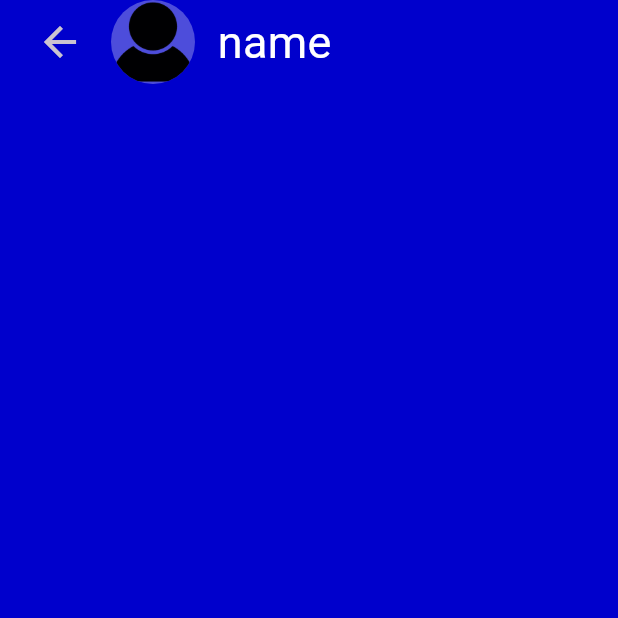
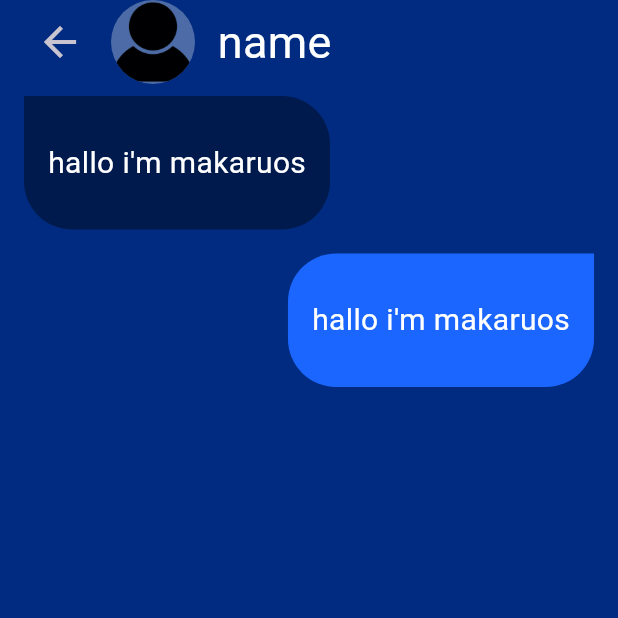
Before and after one commit to Makaruos-Emad/chat_app, a Flutter app: the ChatView screen opened by its route, on a phone screen of 412 x 824 dp, the top half of it. Run offline on Flutter 3.47's test engine with Material 3 defaults, Android fonts, the light colour scheme and no system bars; our stand-ins replace font_awesome_flutter, go_router.

Commit message:
create chat buble & update app color

```diff
--- a/lib/constants.dart
+++ b/lib/constants.dart
@@ -1,5 +1,5 @@
 import 'package:flutter/material.dart';
 
-const kPrimaryColor = Color(0xff0000cc);
+const kPrimaryColor = Color(0xff002b80);
 
 const kPrimaryPadding = 16.0;
--- a/lib/core/utils/app_style_text.dart
+++ b/lib/core/utils/app_style_text.dart
@@ -17,4 +17,8 @@ abstract class StyleText {
     color: Colors.white,
     fontWeight: FontWeight.w200,
   );
+  static const style20 = TextStyle(
+    fontSize: 20,
+    color: Colors.white,
+  );
 }
--- /dev/null
+++ b/lib/features/home/presentation/view/widget/chat_buble.dart
@@ -0,0 +1,54 @@
+import 'package:chat_app/core/utils/app_style_text.dart';
+import 'package:flutter/material.dart';
+
+class ChatBuble extends StatelessWidget {
+  const ChatBuble({super.key});
+
+  @override
+  Widget build(BuildContext context) {
+    return Align(
+      alignment: Alignment.centerLeft,
+      child: Container(
+        padding: const EdgeInsets.symmetric(horizontal: 16, vertical: 30),
+        margin: const EdgeInsets.symmetric(horizontal: 16, vertical: 8),
+        decoration: const BoxDecoration(
+            color: Color(0xff001a4d),
+            borderRadius: BorderRadius.only(
+              topRight: Radius.circular(32),
+              bottomLeft: Radius.circular(32),
+              bottomRight: Radius.circular(32),
+            )),
+        child: const Text(
+          'hallo i\'m makaruos',
+          style: StyleText.style20,
+        ),
+      ),
+    );
+  }
+}
+
+class ChatBubleForFriend extends StatelessWidget {
+  const ChatBubleForFriend({super.key});
+
+  @override
+  Widget build(BuildContext context) {
+    return Align(
+      alignment: Alignment.centerRight,
+      child: Container(
+        padding: const EdgeInsets.symmetric(horizontal: 16, vertical: 30),
+        margin: const EdgeInsets.symmetric(horizontal: 16, vertical: 8),
+        decoration: const BoxDecoration(
+            color: Color(0xff1a66ff),
+            borderRadius: BorderRadius.only(
+              topLeft: Radius.circular(32),
+              bottomLeft: Radius.circular(32),
+              bottomRight: Radius.circular(32),
+            )),
+        child: const Text(
+          'hallo i\'m makaruos',
+          style: StyleText.style20,
+        ),
+      ),
+    );
+  }
+}
--- a/lib/features/home/presentation/view/widget/chat_view_body.dart
+++ b/lib/features/home/presentation/view/widget/chat_view_body.dart
@@ -1,3 +1,4 @@
+import 'package:chat_app/features/home/presentation/view/widget/chat_buble.dart';
 import 'package:chat_app/features/home/presentation/view/widget/chat_view_app_bar.dart';
 import 'package:flutter/material.dart';
 
@@ -9,6 +10,8 @@ class ChatViewBody extends StatelessWidget {
     return const Column(
       children: [
         ChatViewAppBar(),
+        ChatBuble(),
+        ChatBubleForFriend(),
       ],
     );
   }
```
